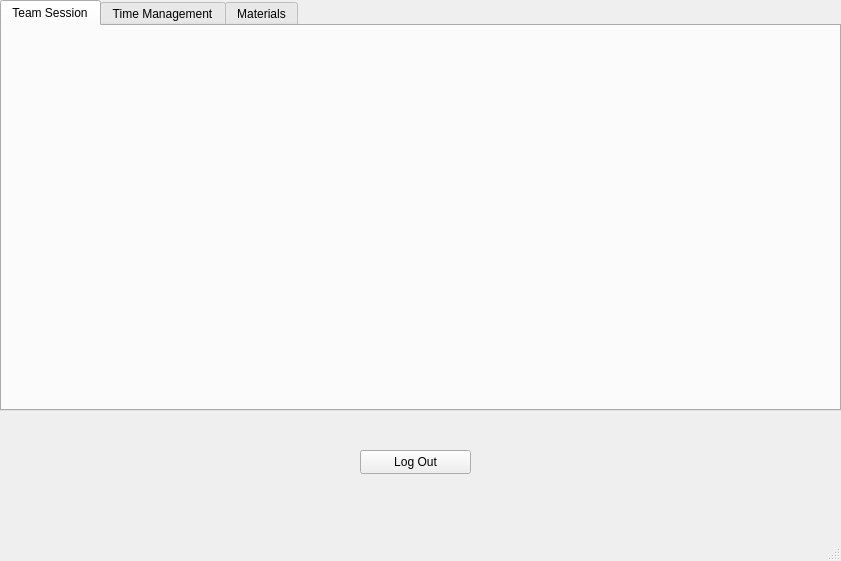
zgjimzhubajj/Student-Assistant, file gui_main_window.ui: the form before one commit.
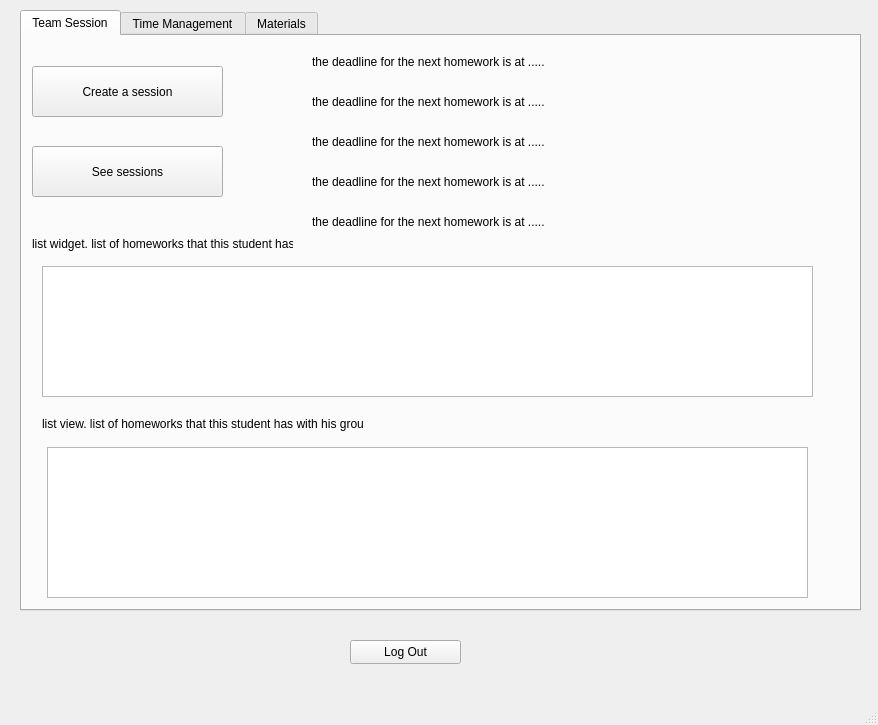
The form after the commit. The open tabs and pages were chosen to show the change.

The edit to the form file:
```diff
--- a/gui_main_window.ui
+++ b/gui_main_window.ui
@@ -6,8 +6,8 @@
    <rect>
     <x>0</x>
     <y>0</y>
-    <width>841</width>
-    <height>561</height>
+    <width>878</width>
+    <height>725</height>
    </rect>
   </property>
   <property name="windowTitle">
@@ -17,10 +17,10 @@
    <widget class="QTabWidget" name="tab_main_window">
     <property name="geometry">
      <rect>
-      <x>0</x>
-      <y>0</y>
+      <x>20</x>
+      <y>10</y>
       <width>841</width>
-      <height>411</height>
+      <height>601</height>
      </rect>
     </property>
     <property name="currentIndex">
@@ -30,6 +30,143 @@
      <attribute name="title">
       <string>Team Session</string>
      </attribute>
+     <widget class="QPushButton" name="btn_ts_create_session">
+      <property name="geometry">
+       <rect>
+        <x>10</x>
+        <y>30</y>
+        <width>191</width>
+        <height>51</height>
+       </rect>
+      </property>
+      <property name="text">
+       <string>Create a session</string>
+      </property>
+     </widget>
+     <widget class="QPushButton" name="btn_ts_see_session">
+      <property name="geometry">
+       <rect>
+        <x>10</x>
+        <y>110</y>
+        <width>191</width>
+        <height>51</height>
+       </rect>
+      </property>
+      <property name="text">
+       <string>See sessions</string>
+      </property>
+     </widget>
+     <widget class="QLabel" name="lbl_ts_time_left_for_next_homework_2">
+      <property name="geometry">
+       <rect>
+        <x>290</x>
+        <y>50</y>
+        <width>481</width>
+        <height>31</height>
+       </rect>
+      </property>
+      <property name="text">
+       <string>the deadline for the next homework is at .....</string>
+      </property>
+     </widget>
+     <widget class="QLabel" name="lbl_ts_list_widget">
+      <property name="geometry">
+       <rect>
+        <x>10</x>
+        <y>200</y>
+        <width>261</width>
+        <height>16</height>
+       </rect>
+      </property>
+      <property name="text">
+       <string>list widget. list of homeworks that this student has</string>
+      </property>
+     </widget>
+     <widget class="QLabel" name="lbl_list_view">
+      <property name="geometry">
+       <rect>
+        <x>20</x>
+        <y>380</y>
+        <width>321</width>
+        <height>16</height>
+       </rect>
+      </property>
+      <property name="text">
+       <string>list view. list of homeworks that this student has with his group</string>
+      </property>
+     </widget>
+     <widget class="QLabel" name="lbl_ts_time_left_for_next_homework_3">
+      <property name="geometry">
+       <rect>
+        <x>290</x>
+        <y>90</y>
+        <width>481</width>
+        <height>31</height>
+       </rect>
+      </property>
+      <property name="text">
+       <string>the deadline for the next homework is at .....</string>
+      </property>
+     </widget>
+     <widget class="QLabel" name="lbl_ts_time_left_for_next_homework_4">
+      <property name="geometry">
+       <rect>
+        <x>290</x>
+        <y>130</y>
+        <width>481</width>
+        <height>31</height>
+       </rect>
+      </property>
+      <property name="text">
+       <string>the deadline for the next homework is at .....</string>
+      </property>
+     </widget>
+     <widget class="QLabel" name="lbl_ts_time_left_for_next_homework_5">
+      <property name="geometry">
+       <rect>
+        <x>290</x>
+        <y>170</y>
+        <width>481</width>
+        <height>31</height>
+       </rect>
+      </property>
+      <property name="text">
+       <string>the deadline for the next homework is at .....</string>
+      </property>
+     </widget>
+     <widget class="QLabel" name="lbl_ts_time_left_for_next_homework_1">
+      <property name="geometry">
+       <rect>
+        <x>290</x>
+        <y>10</y>
+        <width>481</width>
+        <height>31</height>
+       </rect>
+      </property>
+      <property name="text">
+       <string>the deadline for the next homework is at .....</string>
+      </property>
+     </widget>
+     <widget class="QListWidget" name="list_widget_1">
+      <property name="geometry">
+       <rect>
+        <x>20</x>
+        <y>230</y>
+        <width>771</width>
+        <height>131</height>
+       </rect>
+      </property>
+     </widget>
+     <widget class="QListWidget" name="list_widget_2">
+      <property name="geometry">
+       <rect>
+        <x>25</x>
+        <y>411</y>
+        <width>761</width>
+        <height>151</height>
+       </rect>
+      </property>
+     </widget>
     </widget>
     <widget class="QWidget" name="tab_time_management">
      <attribute name="title">
@@ -45,8 +182,8 @@
    <widget class="QPushButton" name="btn_log_out">
     <property name="geometry">
      <rect>
-      <x>360</x>
-      <y>450</y>
+      <x>350</x>
+      <y>640</y>
       <width>111</width>
       <height>24</height>
      </rect>
```
Left out of the diff: 6 changed lines with no effect on the pictures.
